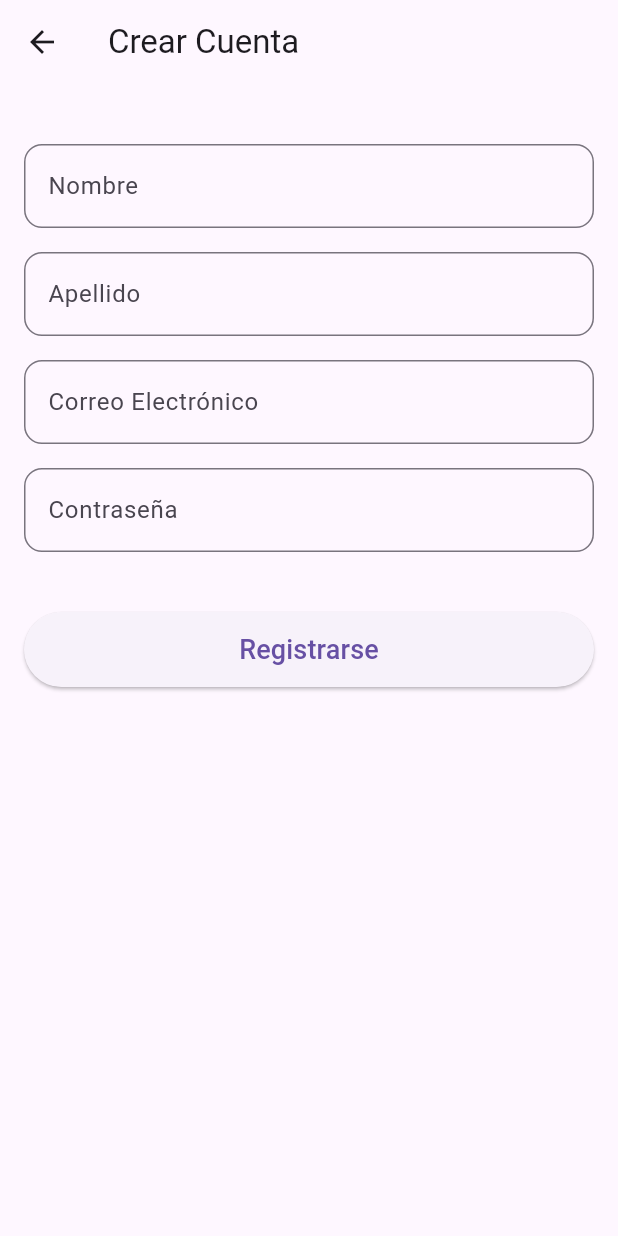
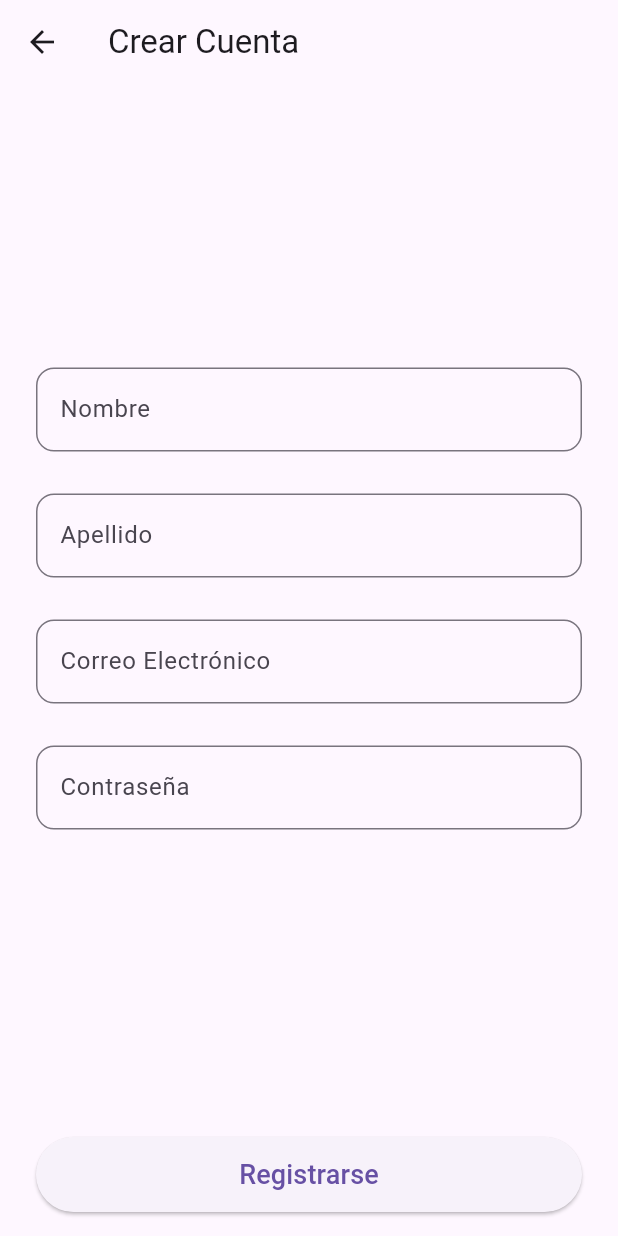
Before and after one commit to Jonath117/backend_flutter, a Flutter app: the RegisterView screen opened directly, on a phone screen of 412 x 824 dp. Run offline on Flutter 3.47's test engine with Material 3 defaults, Android fonts, the phone set to English and light mode, and no system bars; our stand-ins replace dio, flutter_riverpod, flutter_secure_storage, go_router, image_picker, retrofit; missing offline and left inert: finance_design_system; accounts and stored records are empty; generated files the repository leaves out were written again.

Commit message:
se aplico BoxConstraints(maxWidth: 500) y bottomNavigationBar con SafeAre con Row + Expanded en el boton

```diff
--- a/expense_track_frontend/lib/features/identity/presentation/views/register_view.dart
+++ b/expense_track_frontend/lib/features/identity/presentation/views/register_view.dart
@@ -58,26 +58,56 @@
     return Scaffold(
       appBar: AppBar(title: const Text('Crear Cuenta')),
 
-      body: SingleChildScrollView(
-        padding: const EdgeInsets.all(16.0),
+      // 1. Centro el contenido y limito el ancho máximo del formulario para que sea responsivo
+      body: Center(
+        child: Container(
+          constraints: const BoxConstraints(
+            maxWidth: 500,
+          ), // Ancho máximo ideal para inputs en pantallas grandes
+          child: SingleChildScrollView(
+            padding: const EdgeInsets.all(
+              24.0,
+            ), // Un padding un poco más amplio se ve mejor
             child: Column(
+              mainAxisSize: MainAxisSize.min,
               children: [
-            const SizedBox(height: 16),
                 CustomTextField(label: 'Nombre', controller: _nameController),
-            CustomTextField(label: 'Apellido', controller: _lastNameController),
+                const SizedBox(height: 12), // Espaciado controlado entre inputs
+                CustomTextField(
+                  label: 'Apellido',
+                  controller: _lastNameController,
+                ),
+                const SizedBox(height: 12),
                 CustomTextField(
                   label: 'Correo Electrónico',
                   controller: _emailController,
                 ),
+                const SizedBox(height: 12),
                 CustomTextField(
                   label: 'Contraseña',
                   controller: _passwordController,
                   obscureText: true,
                 ),
-            const SizedBox(height: 32),
+              ],
+            ),
+          ),
+        ),
+      ),
 
-            SizedBox(
-              width: double.infinity,
+      // 2. Coloco el botón abajo del todo de forma fija y responsiva
+      bottomNavigationBar: SafeArea(
+        // Evita problemas con la barra de navegación en iOS/Android modernos
+        child: Container(
+          constraints: const BoxConstraints(
+            maxWidth: 500,
+          ), // Mismo ancho máximo que los inputs
+          padding: const EdgeInsets.symmetric(horizontal: 24.0, vertical: 16.0),
+          child: Row(
+            mainAxisAlignment: MainAxisAlignment
+                .center, // Centra el botón si la pantalla es muy ancha
+            children: [
+              Expanded(
+                child: SizedBox(
                   height: 50,
                   child: registerState.isLoading
                       ? const Center(child: CircularProgressIndicator())
@@ -98,7 +128,9 @@
                           ),
                         ),
                 ),
+              ),
             ],
+          ),
         ),
       ),
     );
```
Lines whose indentation alone changed are shown as unchanged.
